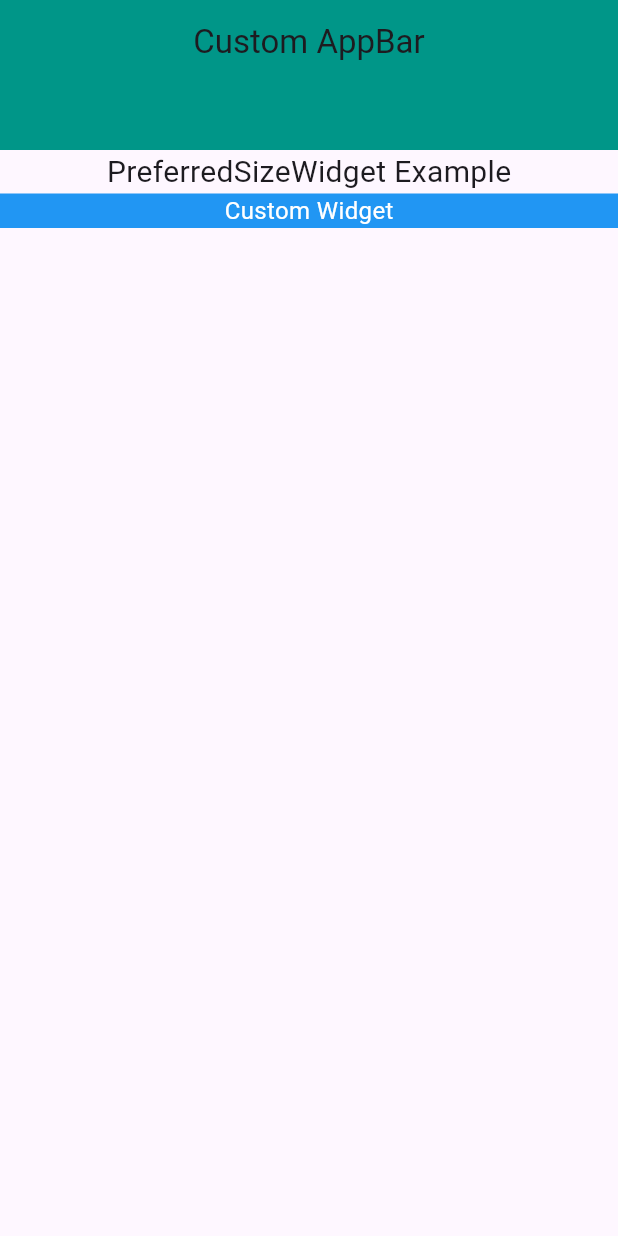
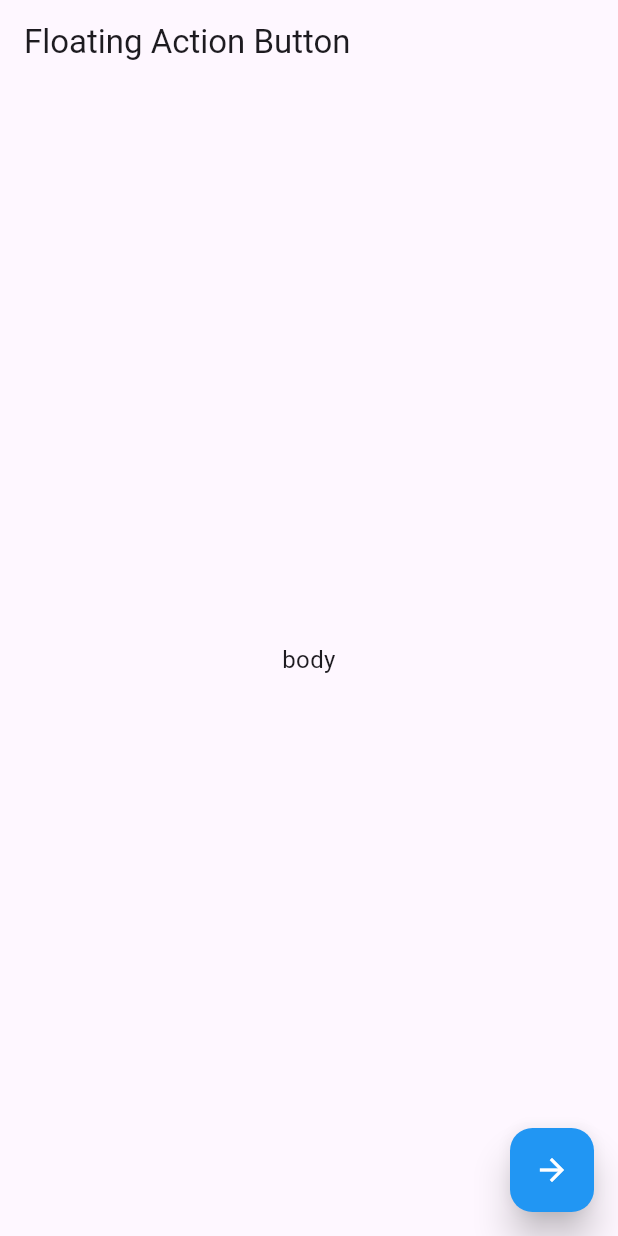
Before and after one commit to ardrajiji/WidgetsFlutter, a Flutter app: the screen it shows after launch, on a phone screen of 412 x 824 dp. Run offline on Flutter 3.47's test engine with Material 3 defaults, Android fonts, the phone set to English and light mode, and no system bars.

Commit message:
Added  Floating Action Button, Long Press Draggable, and Popup Menu Button.

```diff
--- a/lib/main.dart
+++ b/lib/main.dart
@@ -1,9 +1,12 @@
 import 'package:flutter/material.dart';
 import 'package:flutterwidgets/view/alertdialog.dart';
 import 'package:flutterwidgets/view/animatedopacity.dart';
+import 'package:flutterwidgets/view/floating_action_button.dart';
 import 'package:flutterwidgets/view/home.dart';
 import 'package:flutterwidgets/view/indexedstack.dart';
 import 'package:flutterwidgets/view/listtile.dart';
+import 'package:flutterwidgets/view/long_press_draggable.dart';
+import 'package:flutterwidgets/view/popup_menu_button.dart';
 import 'package:flutterwidgets/view/preferredSize.dart';
 import 'package:flutterwidgets/view/program.dart';
 import 'package:flutterwidgets/view/refreshindecator.dart';
@@ -44,7 +47,7 @@ class MyApp extends StatelessWidget {
         colorScheme: ColorScheme.fromSeed(seedColor: Colors.deepPurple),
         useMaterial3: true,
       ),
-      home: const PreferredSizedWidget(),
+      home: const FloatingActionButtonWidget(),
     );
   }
 }
--- /dev/null
+++ b/lib/view/floating_action_button.dart
@@ -0,0 +1,60 @@
+import 'package:flutter/material.dart';
+
+class FloatingActionButtonWidget extends StatelessWidget {
+  const FloatingActionButtonWidget({super.key});
+
+  @override
+  Widget build(BuildContext context) {
+    return Scaffold(
+      appBar: AppBar(
+        title: const Text('Floating Action Button'),
+      ),
+      body: const Center(
+        child: Text(
+          'body',
+          style: TextStyle(fontSize: 16),
+          textAlign: TextAlign.center,
+        ),
+      ),
+      floatingActionButton: FloatingActionButton(
+        onPressed: () {
+          // Navigate to the next page when pressed
+          Navigator.push(
+            context,
+            MaterialPageRoute(builder: (context) => const NextPage()),
+          );
+        },
+        tooltip: 'Go to Next Page', // Tooltip when FAB is long pressed
+        backgroundColor: Colors.blue, // Background color
+        foregroundColor: Colors.white, // Icon color
+        elevation: 10.0, // Shadow below the FAB
+        shape: RoundedRectangleBorder(
+          borderRadius: BorderRadius.circular(15), // Custom FAB shape
+        ),
+        heroTag: 'fab-next-page', // Unique hero tag for animations
+        child: const Icon(Icons.arrow_forward), // Icon inside the FAB
+      ),
+      floatingActionButtonLocation: FloatingActionButtonLocation.endFloat, // Location of the FAB
+    );
+  }
+}
+
+class NextPage extends StatelessWidget {
+  const NextPage({super.key});
+
+  @override
+  Widget build(BuildContext context) {
+    return Scaffold(
+      appBar: AppBar(
+        title: const Text('Next Page'),
+      ),
+      body: const Center(
+        child: Text(
+          'You have navigated to the Next Page!',
+          style: TextStyle(fontSize: 18),
+          textAlign: TextAlign.center,
+        ),
+      ),
+    );
+  }
+}
```
Also changed, not shown: lib/view/long_press_draggable.dart (added, +67 -0 lines), lib/view/popup_menu_button.dart (added, +99 -0 lines).
